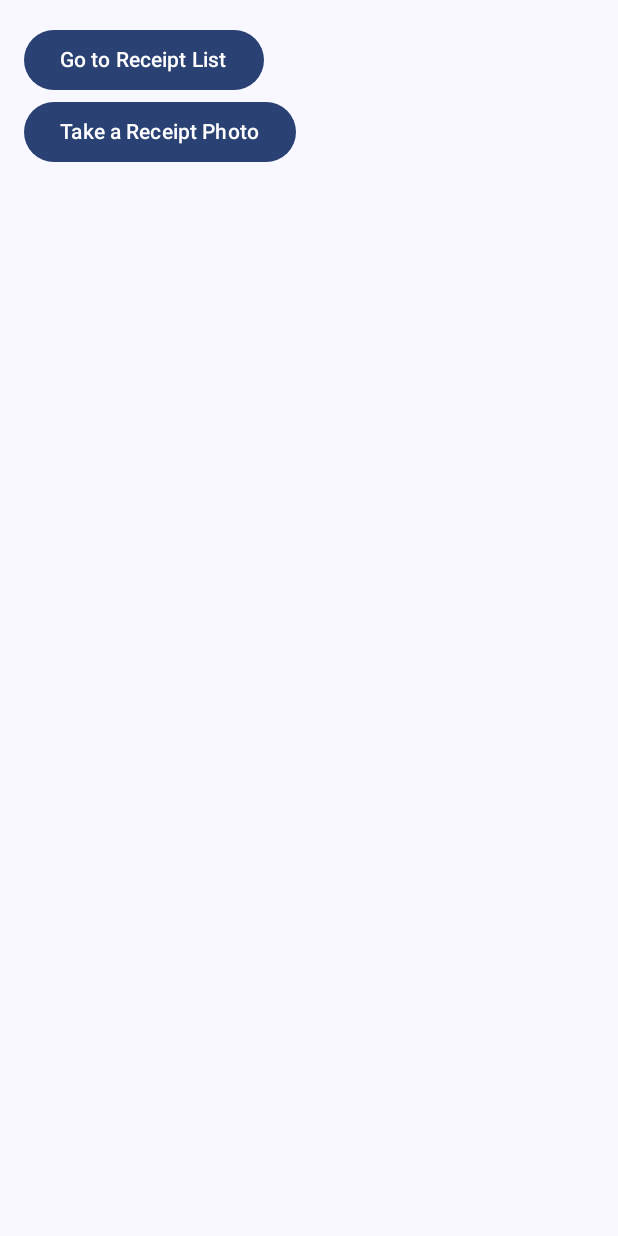
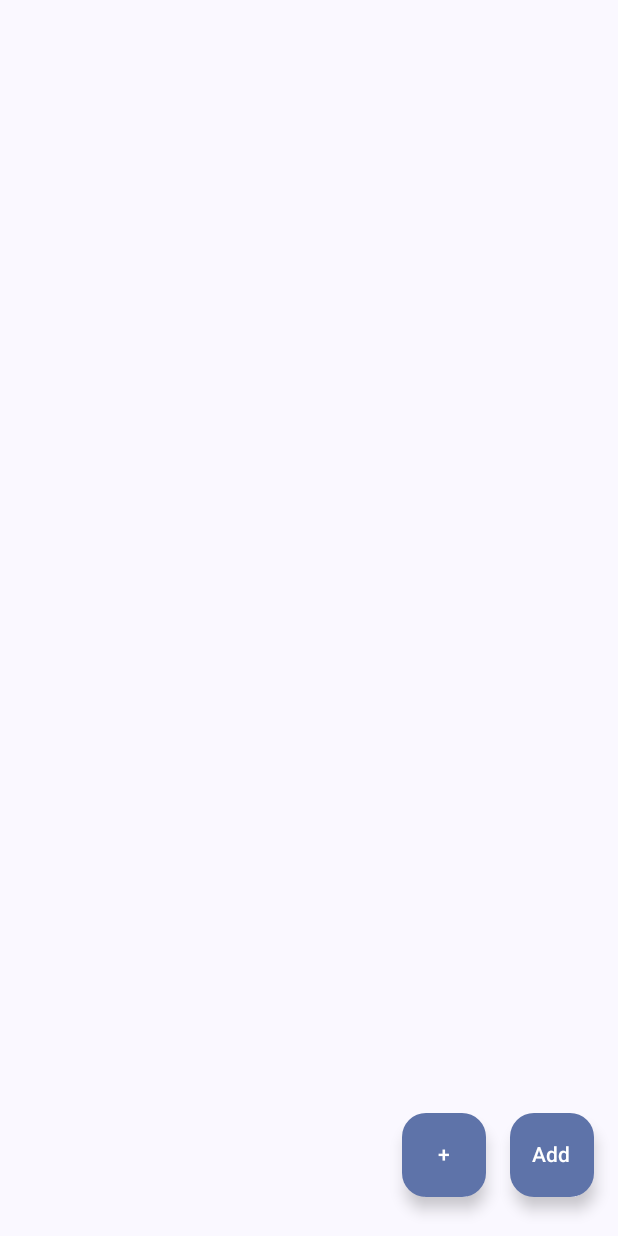
Before and after one commit to Luskofusko/EkonomicScannerApp, an Android app built with Jetpack Compose: the ReceiptListScreen screen opened through its navigation route, after a tap on "Go Back", on a phone screen of 412 x 824 dp. Run offline under Robolectric (Android 15) with nearby library versions, the phone set to English and light mode, and no system bars; our stand-ins replace Dagger/Hilt's generated code; libraries missing offline, so code that uses them is left out: androidx.camera.lifecycle.

Commit message:
- add dependency for coil for image handling - add utils to get current date - inject viewModel on Nav host to add receipt - ensure navigation was made on main thread to avoid crash - add possibility to add receipts manually - change ui appearance with floating buttons

```diff
--- a/presentation/build.gradle.kts
+++ b/presentation/build.gradle.kts
@@ -59,6 +59,9 @@ dependencies {
     implementation(libs.androidx.camera.lifecycle)
     implementation(libs.androidx.camera.view)
 
+    // Coil for image loading
+    implementation(libs.coil.compose)
+
     implementation(platform(libs.androidx.compose.bom))
     implementation(libs.androidx.ui)
     implementation(libs.androidx.ui.graphics)
--- a/presentation/src/main/java/com/example/presentation/composable/MainComposable.kt
+++ b/presentation/src/main/java/com/example/presentation/composable/MainComposable.kt
@@ -1,33 +1,59 @@
 package com.example.presentation.composable
 
+import androidx.compose.foundation.layout.Box
+import androidx.compose.foundation.layout.PaddingValues
+import androidx.compose.foundation.layout.Row
 import androidx.compose.foundation.layout.fillMaxSize
 import androidx.compose.foundation.layout.padding
 import androidx.compose.foundation.lazy.LazyColumn
-import androidx.compose.material3.Button
+import androidx.compose.foundation.lazy.items
+import androidx.compose.material3.FloatingActionButton
+import androidx.compose.material3.Scaffold
 import androidx.compose.material3.Text
 import androidx.compose.runtime.Composable
+import androidx.compose.runtime.collectAsState
+import androidx.compose.runtime.getValue
 import androidx.compose.ui.Modifier
 import androidx.compose.ui.unit.dp
+import androidx.hilt.navigation.compose.hiltViewModel
 import androidx.navigation.NavHostController
+import com.example.presentation.viewmodel.ReceiptViewModel
 
 @Composable
-fun MainComposable(navController: NavHostController, onCapturePhoto: () -> Unit) {
-    LazyColumn(modifier = Modifier
-        .fillMaxSize()
-        .padding(16.dp)) {
+fun MainComposable(navController: NavHostController, onCapturePhoto: () -> Unit, viewModel: ReceiptViewModel = hiltViewModel()) {
+    val receipts by viewModel.receipts.collectAsState()
 
-        item {
-            Button(onClick = { navController.navigate("receiptList") }) {
-                Text("Go to Receipt List")
+    Scaffold(
+        floatingActionButton = {
+            Box(
+                modifier = Modifier.padding(bottom = 10.dp)
+            ) {
+                Row {
+                    FloatingActionButton(
+                        onClick = onCapturePhoto,
+                        modifier = Modifier.padding(end = 16.dp)
+                    ) {
+                        Text("+")
+                    }
+
+                    FloatingActionButton(
+                        onClick = { navController.navigate("receiptList") }
+                    ) {
+                        Text("Add")
+                    }
+                }
             }
         }
-
-        item {
-            Button(onClick = onCapturePhoto ) {
-                Text("Take a Receipt Photo")
+    ) { paddingValues ->
+        LazyColumn(
+            modifier = Modifier
+                .fillMaxSize()
+                .padding(paddingValues),
+            contentPadding = PaddingValues(bottom = 80.dp)
+        ) {
+            items(receipts) { receipt ->
+                ReceiptItem(receipt)
             }
         }
-
     }
-
 }
--- a/presentation/src/main/java/com/example/presentation/composable/ReceiptListScreen.kt
+++ b/presentation/src/main/java/com/example/presentation/composable/ReceiptListScreen.kt
@@ -7,12 +7,10 @@ import androidx.compose.foundation.layout.fillMaxWidth
 import androidx.compose.foundation.layout.height
 import androidx.compose.foundation.layout.padding
 import androidx.compose.foundation.lazy.LazyColumn
-import androidx.compose.foundation.lazy.items
 import androidx.compose.material3.Button
 import androidx.compose.material3.OutlinedTextField
 import androidx.compose.material3.Text
 import androidx.compose.runtime.Composable
-import androidx.compose.runtime.collectAsState
 import androidx.compose.runtime.getValue
 import androidx.compose.runtime.mutableStateOf
 import androidx.compose.runtime.remember
@@ -22,28 +20,22 @@ import androidx.compose.ui.unit.dp
 import androidx.hilt.navigation.compose.hiltViewModel
 import androidx.navigation.NavHostController
 import com.example.domain.model.Receipt
+import com.example.presentation.R
 import com.example.presentation.viewmodel.ReceiptViewModel
 
 @Composable
 fun ReceiptListScreen(viewModel: ReceiptViewModel = hiltViewModel(), navController: NavHostController) {
-    val receipts by viewModel.receipts.collectAsState()
 
     LazyColumn(modifier = Modifier
         .fillMaxSize()
         .padding(16.dp)) {
-
         item {
             ReceiptInputSection { receipt ->
                 viewModel.addReceipt(receipt)
             }
         }
-
         item {
             Spacer(modifier = Modifier.height(16.dp))
-        }
-
-        items(receipts) { receipt ->
-            ReceiptItem(receipt)
         }
         item {
             Button(onClick = { navController.popBackStack() }) {
@@ -55,18 +47,13 @@ fun ReceiptListScreen(viewModel: ReceiptViewModel = hiltViewModel(), navControll
 
 @Composable
 fun ReceiptInputSection(onAddReceipt: (Receipt) -> Unit) {
-    var photoPath by remember { mutableStateOf("") }
     var date by remember { mutableStateOf("") }
     var totalAmount by remember { mutableStateOf("") }
     var currency by remember { mutableStateOf("") }
 
     Column(modifier = Modifier.fillMaxWidth()) {
-        OutlinedTextField(
-            value = photoPath,
-            onValueChange = { photoPath = it },
-            label = { Text("Photo Path") },
-            modifier = Modifier.fillMaxWidth()
-        )
+
+        val placeholderImage = R.drawable.placeholder_receipt_foreground
 
         OutlinedTextField(
             value = date,
@@ -74,25 +61,22 @@ fun ReceiptInputSection(onAddReceipt: (Receipt) -> Unit) {
             label = { Text("Date (YYYY-MM-DD)") },
             modifier = Modifier.fillMaxWidth()
         )
-
         OutlinedTextField(
             value = totalAmount,
             onValueChange = { totalAmount = it },
             label = { Text("Total Amount") },
             modifier = Modifier.fillMaxWidth()
         )
-
         OutlinedTextField(
             value = currency,
             onValueChange = { currency = it },
             label = { Text("Currency") },
             modifier = Modifier.fillMaxWidth()
         )
-
         Button(
             onClick = {
                 val receipt = Receipt(
-                    photoPath = photoPath,
+                    photoPath = placeholderImage.toString(),
                     date = date,
                     totalAmount = totalAmount.toDoubleOrNull() ?: 0.0,
                     currency = currency
@@ -100,7 +84,6 @@ fun ReceiptInputSection(onAddReceipt: (Receipt) -> Unit) {
                 onAddReceipt(receipt)
 
                 // Clear input fields after adding
-                photoPath = ""
                 date = ""
                 totalAmount = ""
                 currency = ""
--- /dev/null
+++ b/presentation/src/main/res/drawable/placeholder_receipt_foreground.xml
@@ -0,0 +1,15 @@
+<vector xmlns:android="http://schemas.android.com/apk/res/android"
+    android:width="108dp"
+    android:height="108dp"
+    android:viewportWidth="24"
+    android:viewportHeight="24"
+    android:tint="#000000">
+  <group android:scaleX="0.58"
+      android:scaleY="0.58"
+      android:translateX="5.04"
+      android:translateY="5.04">
+    <path
+        android:fillColor="@android:color/white"
+        android:pathData="M18,17L6,17v-2h12v2zM18,13L6,13v-2h12v2zM18,9L6,9L6,7h12v2zM3,22l1.5,-1.5L6,22l1.5,-1.5L9,22l1.5,-1.5L12,22l1.5,-1.5L15,22l1.5,-1.5L18,22l1.5,-1.5L21,22L21,2l-1.5,1.5L18,2l-1.5,1.5L15,2l-1.5,1.5L12,2l-1.5,1.5L9,2 7.5,3.5 6,2 4.5,3.5 3,2v20z"/>
+  </group>
+</vector>
```
Also changed, not shown: presentation/src/main/java/com/example/presentation/composable/ReceiptItem.kt (+33 -3 lines), presentation/src/main/java/com/example/presentation/navigation/EkonomicNavHost.kt (+15 -1 lines), presentation/src/main/java/com/example/presentation/utils/DateUtils.kt (added, +12 -0 lines).
